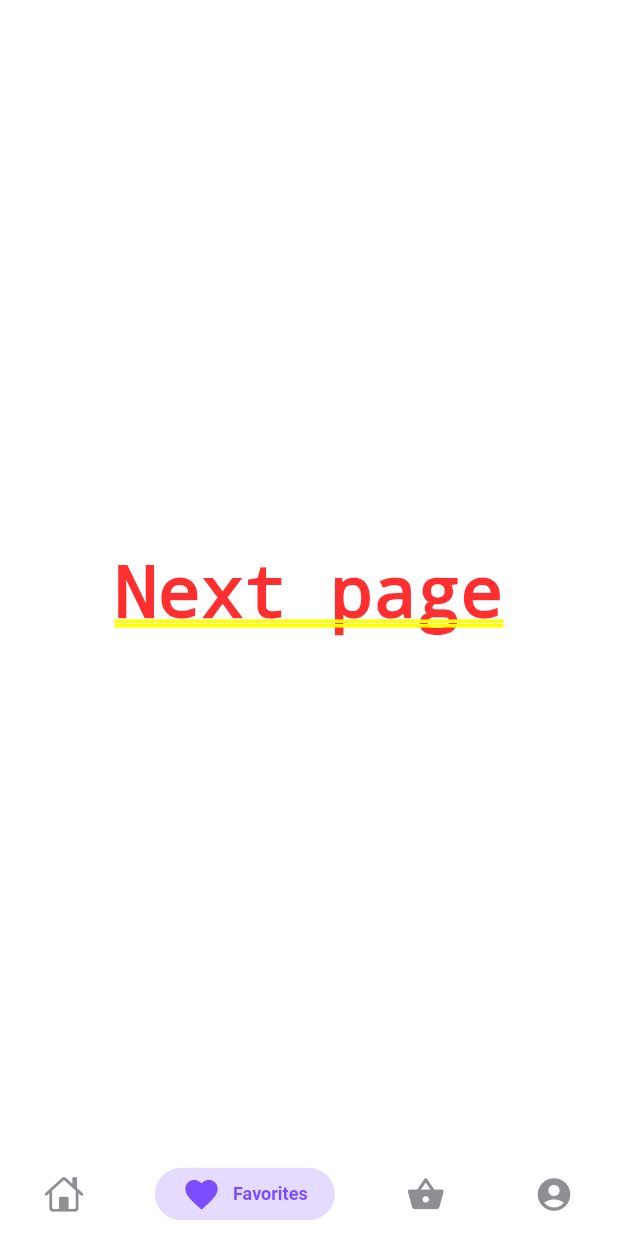
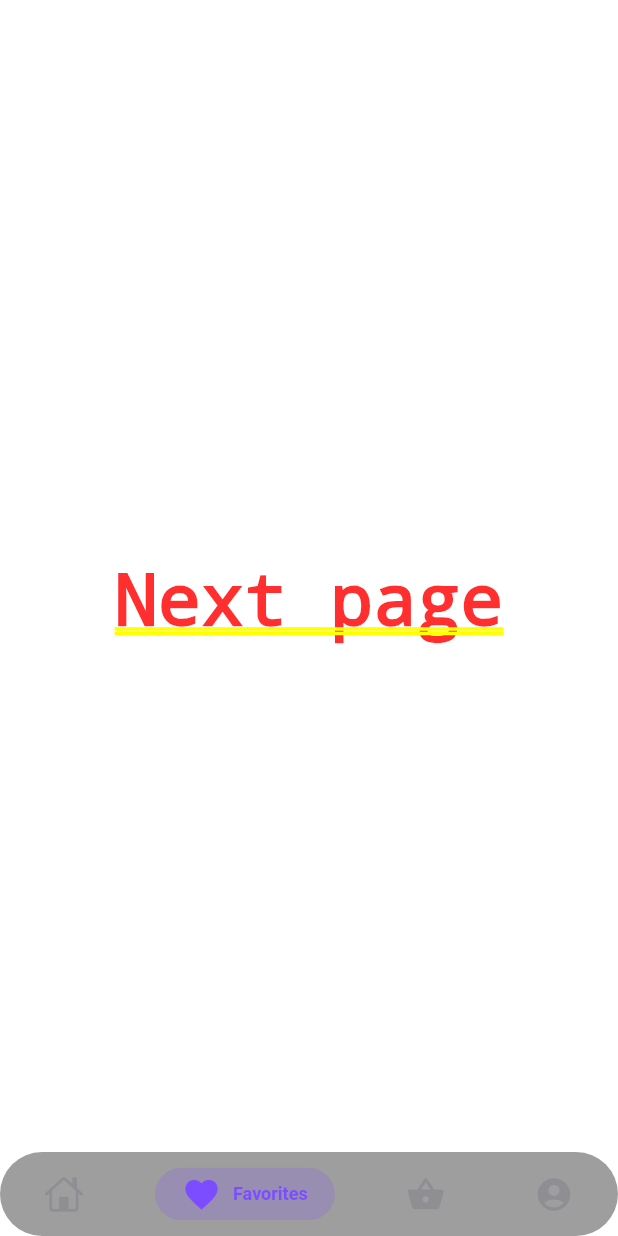
Before and after one commit to Tonny-Kioko/PlayerOne, a Flutter app: the HomePage screen opened by its route, item 2 of the bottom bar chosen, on a phone screen of 412 x 824 dp. Run offline on Flutter 3.47's test engine with Material 2 defaults, Android fonts, the phone set to English and light mode, and no system bars; drawn by our look-alikes of persistent_bottom_nav_bar; our stand-ins replace dots_indicator, get; network calls fail.

```diff
--- a/lib/main.dart
+++ b/lib/main.dart
@@ -33,7 +33,7 @@ class MyApp extends StatelessWidget {
           title: 'Flutter Demo',
 
 
-          initialRoute: RouteHelper.getSplashPage(),
+          initialRoute: RouteHelper.getCartPage(),
           getPages: RouteHelper.routes,
           // home: SplashScreen(),
         );
--- a/lib/pages/home/homepage.dart
+++ b/lib/pages/home/homepage.dart
@@ -140,12 +140,13 @@ class _HomePageState extends State<HomePage> {
   @override
   Widget build(BuildContext context) {
     return PersistentTabView(
+      // backgroundColor: Color(0xff3f4156),
       context,
       controller: _controller,
       screens: _buildScreens(),
       items: _navBarsItems(),
       confineInSafeArea: true,
-      backgroundColor: Colors.white12, // Default is Colors.white.
+      backgroundColor: Colors.grey, // Default is Colors.white.
       handleAndroidBackButtonPress: true, // Default is true.
       resizeToAvoidBottomInset:
           true, // This needs to be true if you want to move up the screen when keyboard appears. Default is true.
@@ -153,7 +154,7 @@ class _HomePageState extends State<HomePage> {
       hideNavigationBarWhenKeyboardShows:
           true, // Recommended to set 'resizeToAvoidBottomInset' as true while using this argument. Default is true.
       decoration: NavBarDecoration(
-        borderRadius: BorderRadius.circular(Dimensions.radius20),
+        borderRadius: BorderRadius.circular(Dimensions.radius30),
         colorBehindNavBar: Colors.white,
       ),
       popAllScreensOnTapOfSelectedTab: true,
```
Also changed, not shown: lib/pages/cart/cart_page.dart (+9 -8 lines).
